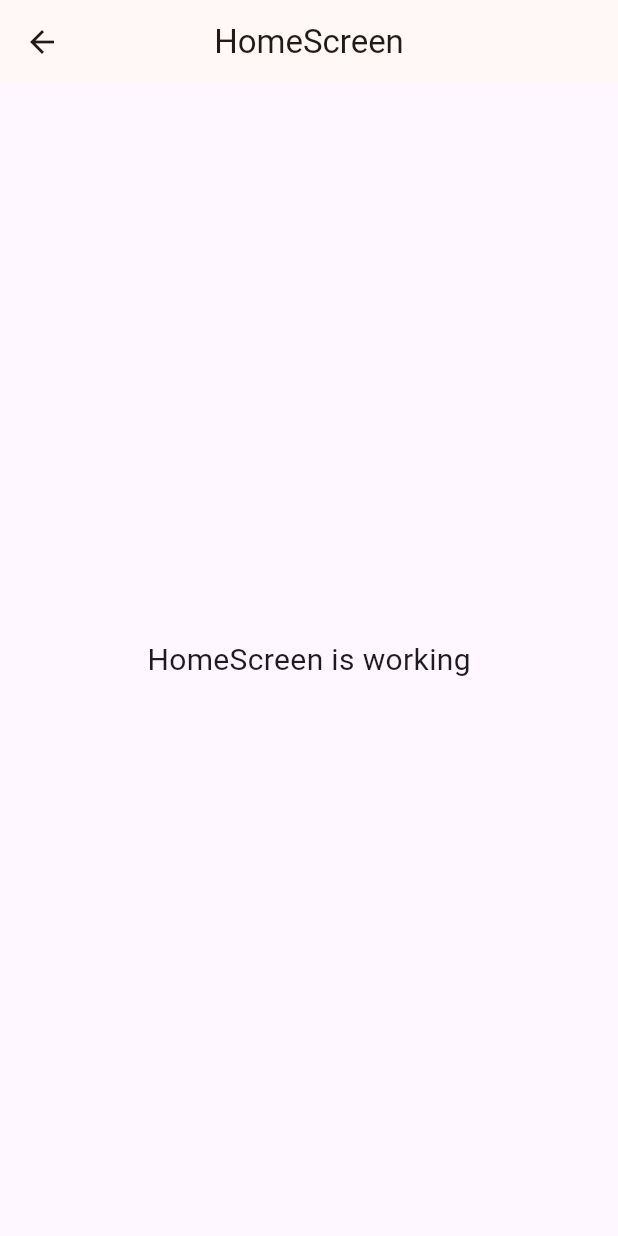
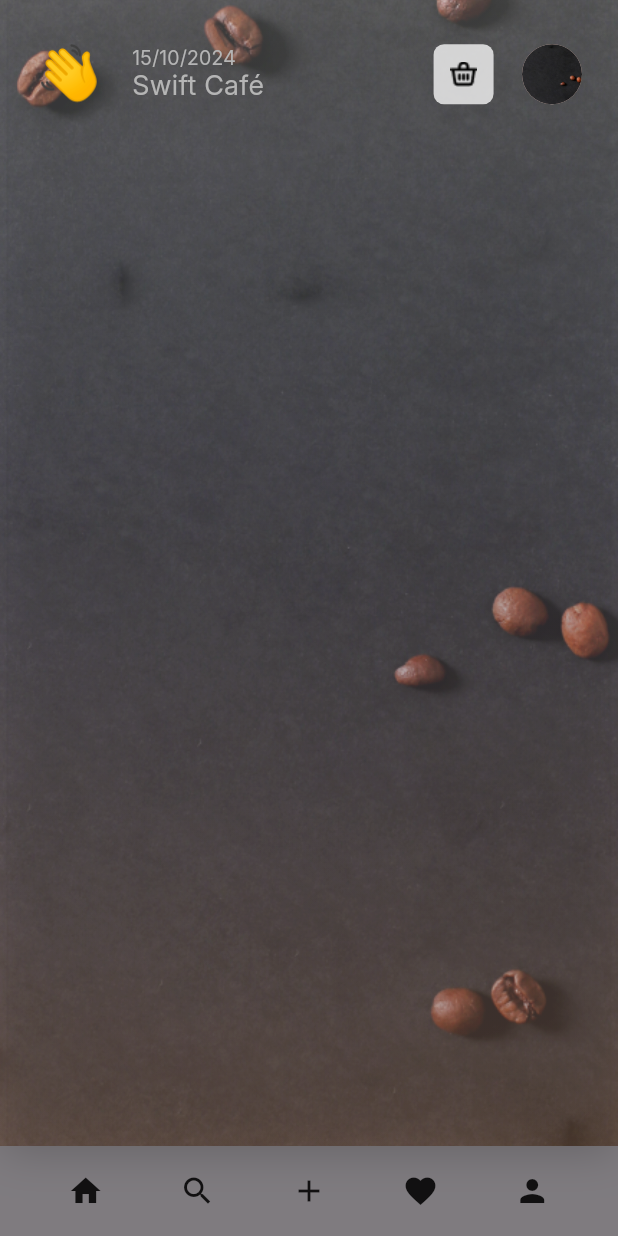
Before and after one commit to amankrmj01/swift_cafe, a Flutter app: the HomeScreen screen opened by its route, on a phone screen of 412 x 824 dp. Run offline on Flutter 3.47's test engine with Material 3 defaults, Android fonts, the phone set to English and light mode, and no system bars; our stand-ins replace get, simple_shadow, velocity_x.

Commit message:
basic home screen

```diff
--- /dev/null
+++ b/lib/presentation/home/bottom_nav_bar.dart
@@ -0,0 +1,29 @@
+import 'package:flutter/material.dart';
+
+class BottomNavBar extends StatefulWidget {
+  const BottomNavBar({super.key});
+
+  @override
+  State<BottomNavBar> createState() => _BottomNavBarState();
+}
+
+class _BottomNavBarState extends State<BottomNavBar> {
+  @override
+  Widget build(BuildContext context) {
+    return Container(
+      padding: const EdgeInsets.symmetric(horizontal: 20),
+      height: 60,
+      color: Colors.black.withOpacity(0.5),
+      child: Row(
+        mainAxisAlignment: MainAxisAlignment.spaceAround,
+        children: [
+          Icon(Icons.home),
+          Icon(Icons.search),
+          Icon(Icons.add),
+          Icon(Icons.favorite),
+          Icon(Icons.person),
+        ],
+      ),
+    );
+  }
+}
--- a/lib/presentation/home/controllers/home.controller.dart
+++ b/lib/presentation/home/controllers/home.controller.dart
@@ -1,23 +1,15 @@
+import 'package:flutter/cupertino.dart';
 import 'package:get/get.dart';
+import 'package:intl/intl.dart';
 
 class HomeController extends GetxController {
-  //TODO: Implement HomeController
+  var now = DateTime.now().obs;
+  var currDate = ''.obs;
+  ScrollController scrollController = ScrollController();
 
-  final count = 0.obs;
   @override
   void onInit() {
     super.onInit();
+    currDate.value = DateFormat('dd/MM/yyyy').format(now.value);
   }
-
-  @override
-  void onReady() {
-    super.onReady();
-  }
-
-  @override
-  void onClose() {
-    super.onClose();
-  }
-
-  void increment() => count.value++;
 }
--- a/lib/presentation/home/home.screen.dart
+++ b/lib/presentation/home/home.screen.dart
@@ -1,23 +1,163 @@
 import 'package:flutter/material.dart';
+import 'package:flutter/services.dart';
 
 import 'package:get/get.dart';
+import 'package:swift_cafe/consts/images.dart';
+import 'package:velocity_x/velocity_x.dart';
 
+import '../../consts/app_detials.dart';
+import '../../consts/icons.dart';
+import 'bottom_nav_bar.dart';
 import 'controllers/home.controller.dart';
 
 class HomeScreen extends GetView<HomeController> {
   const HomeScreen({super.key});
   @override
   Widget build(BuildContext context) {
+    SystemChrome.setSystemUIOverlayStyle(
+      SystemUiOverlayStyle(
+        statusBarColor: Colors.transparent,
+        statusBarIconBrightness: Brightness.light,
+      ),
+    );
     return Scaffold(
-      appBar: AppBar(
-        title: const Text('HomeScreen'),
-        centerTitle: true,
-      ),
-      body: const Center(
-        child: Text(
-          'HomeScreen is working',
-          style: TextStyle(fontSize: 20),
-        ),
+      resizeToAvoidBottomInset: false,
+      bottomNavigationBar: BottomNavBar(),
+      body: Stack(
+        children: [
+          Container(
+            alignment: Alignment.center,
+            decoration: BoxDecoration(
+              image: DecorationImage(
+                image: AssetImage(AppImages.backgroundAuth01),
+                fit: BoxFit.cover,
+              ),
+            ),
+          ),
+          Container(
+            alignment: Alignment.center,
+            decoration: BoxDecoration(
+              image: DecorationImage(
+                image: AssetImage(AppImages.backgroundAuth02),
+                fit: BoxFit.cover,
+              ),
+            ),
+          ),
+          Opacity(
+            opacity: 0.50,
+            child: Container(
+              decoration: BoxDecoration(
+                gradient: LinearGradient(
+                  begin: Alignment(0.00, -1.00),
+                  end: Alignment(0, 1),
+                  colors: [Color(0x004F71EA), Color(0x82CF7A4B)],
+                ),
+              ),
+            ),
+          ),
+          Container(
+            decoration: BoxDecoration(
+              boxShadow: [
+                BoxShadow(
+                  color: Color(0x33000000),
+                  blurRadius: 24,
+                  offset: Offset(0, 4),
+                  spreadRadius: -1,
+                ),
+              ],
+              gradient: LinearGradient(
+                begin: Alignment(0.23, -0.97),
+                end: Alignment(-0.23, 0.97),
+                colors: [
+                  Colors.white.withOpacity(0.23000000417232513),
+                  Colors.white.withOpacity(0.11999999731779099),
+                  Colors.white.withOpacity(0.10999999940395355)
+                ],
+              ),
+            ),
+          ),
+          SafeArea(
+            child: Column(
+              mainAxisAlignment: MainAxisAlignment.start,
+              children: [
+                Row(
+                  mainAxisAlignment: MainAxisAlignment.spaceBetween,
+                  children: [
+                    Flexible(
+                      flex: 1,
+                      child: Text(
+                        '👋',
+                        style: TextStyle(fontSize: 36),
+                      ),
+                    ),
+                    Expanded(
+                      flex: 3,
+                      child: Column(
+                        mainAxisAlignment: MainAxisAlignment.spaceBetween,
+                        crossAxisAlignment: CrossAxisAlignment.start,
+                        children: [
+                          Text(
+                            controller.currDate.value,
+                            style: TextStyle(
+                              color: Color(0xFFB5B5B5),
+                              fontSize: 13,
+                              fontFamily: 'Inter',
+                              fontWeight: FontWeight.w300,
+                              height: 0,
+                              letterSpacing: 0.20,
+                            ),
+                          ),
+                          Text(
+                            AppDetails.appName,
+                            style: TextStyle(
+                              color: Color(0xFFB5B5B5),
+                              fontSize: 18,
+                              fontFamily: 'Inter',
+                              fontWeight: FontWeight.w500,
+                              height: 0,
+                              letterSpacing: 0.20,
+                            ),
+                          ),
+                        ],
+                      ),
+                    ),
+                    Flexible(
+                      flex: 1,
+                      child: Container(
+                        height: 40,
+                        width: 40,
+                        decoration: ShapeDecoration(
+                          color: Color(0xC9F8F8F8),
+                          shape: RoundedRectangleBorder(
+                              borderRadius: BorderRadius.circular(7)),
+                          shadows: [
+                            BoxShadow(
+                              color: Color(0x0C000000),
+                              blurRadius: 20,
+                              offset: Offset(0, 5),
+                              spreadRadius: 0,
+                            )
+                          ],
+                        ),
+                        child: Image.asset(
+                          AppIcons.iconNav04Bucket,
+                          color: Colors.black,
+                        ),
+                      ),
+                    ),
+                    Flexible(
+                      flex: 1,
+                      child: CircleAvatar(
+                        radius: 20,
+                        backgroundImage: AssetImage(AppImages.backgroundAuth01),
+                      ),
+                    ),
+                  ],
+                )
+              ],
+            ),
+          ).p24().box.make(),
+        ],
       ),
     );
   }
--- a/pubspec.yaml
+++ b/pubspec.yaml
@@ -38,6 +38,7 @@ dependencies:
   get: ^4.6.6
   velocity_x: ^4.2.1
   simple_shadow: ^0.3.1
+  intl: ^0.19.0
 
 dev_dependencies:
   flutter_test:
```
Also changed, not shown: pubspec.lock.
